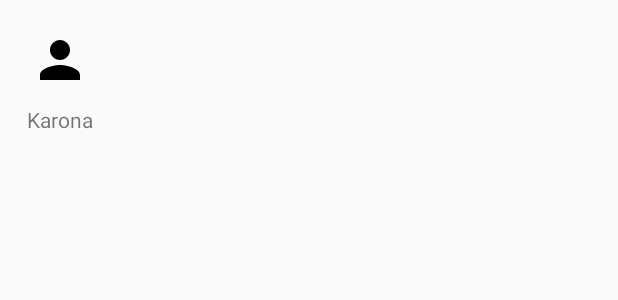
After one commit to AnupamPrakash/Karona, an Android app: the layout player_item_card.xml on its own in the app's theme, with its tools: preview values and no code run, on a phone screen of 412 x 824 dp. The commit adds this screen. Shown: the top 300 px of the screen. Run offline under Robolectric (Android 15) with nearby library versions, the phone set to English and light mode, and no system bars.

Commit message:
Initial Commit

```diff
--- a/app/build.gradle
+++ b/app/build.gradle
@@ -39,4 +39,6 @@ dependencies {
     implementation 'com.google.firebase:firebase-database:19.2.0'
     implementation 'com.android.support:recyclerview-v7:29.0.0'
     implementation 'com.google.firebase:firebase-messaging:20.1.3'
+    implementation 'com.github.bumptech.glide:glide:4.11.0'
+    annotationProcessor 'com.github.bumptech.glide:compiler:4.11.0'
 }
--- /dev/null
+++ b/app/src/main/res/drawable/ic_person_black_24dp.xml
@@ -0,0 +1,9 @@
+<vector xmlns:android="http://schemas.android.com/apk/res/android"
+        android:width="24dp"
+        android:height="24dp"
+        android:viewportWidth="24.0"
+        android:viewportHeight="24.0">
+    <path
+        android:fillColor="#FF000000"
+        android:pathData="M12,12c2.21,0 4,-1.79 4,-4s-1.79,-4 -4,-4 -4,1.79 -4,4 1.79,4 4,4zM12,14c-2.67,0 -8,1.34 -8,4v2h16v-2c0,-2.66 -5.33,-4 -8,-4z"/>
+</vector>
--- a/app/src/main/res/layout/activity_game.xml
+++ b/app/src/main/res/layout/activity_game_play.xml
@@ -4,6 +4,6 @@
     xmlns:tools="http://schemas.android.com/tools"
     android:layout_width="match_parent"
     android:layout_height="match_parent"
-    tools:context=".Game">
+    tools:context=".GamePlayActivity">
 
 </androidx.constraintlayout.widget.ConstraintLayout>
--- /dev/null
+++ b/app/src/main/res/layout/player_item_card.xml
@@ -0,0 +1,21 @@
+<?xml version="1.0" encoding="utf-8"?>
+<LinearLayout
+    xmlns:android="http://schemas.android.com/apk/res/android"
+    android:layout_width="wrap_content"
+    android:layout_height="wrap_content"
+    android:orientation="vertical"
+    android:gravity="center"
+    android:padding="10dp">
+    <ImageView
+        android:layout_width="60dp"
+        android:layout_height="60dp"
+        android:src="@drawable/ic_person_black_24dp"
+        android:padding="10dp"
+        android:id="@+id/playerdp" />
+    <TextView
+        android:layout_width="wrap_content"
+        android:layout_height="wrap_content"
+        android:text="@string/app_name"
+        android:id="@+id/playername"
+        />
+</LinearLayout>
--- a/build.gradle
+++ b/build.gradle
@@ -20,6 +20,7 @@ allprojects {
     repositories {
         google()
         jcenter()
+        mavenCentral()
 
     }
 }
```
Also changed, not shown: app/src/main/AndroidManifest.xml (+8 -8 lines), app/src/main/java/com/darkworld/karona/DashboardActivity.java (+4 -4 lines), app/src/main/java/com/darkworld/karona/Game.java (+31 -7 lines), app/src/main/java/com/darkworld/karona/GamePlayActivity.java (added, +14 -0 lines), app/src/main/java/com/darkworld/karona/GameSelectionActivity.java (added, +48 -0 lines), app/src/main/java/com/darkworld/karona/Lobby.java (+42 -21 lines), app/src/main/java/com/darkworld/karona/MainActivity.java (+8 -8 lines), app/src/main/java/com/darkworld/karona/PlayerListAdapter.java (added, +56 -0 lines), app/src/main/java/com/darkworld/karona/User.java (+4 -5 lines), app/src/main/res/layout/activity_game_selection.xml (added, +9 -0 lines).
